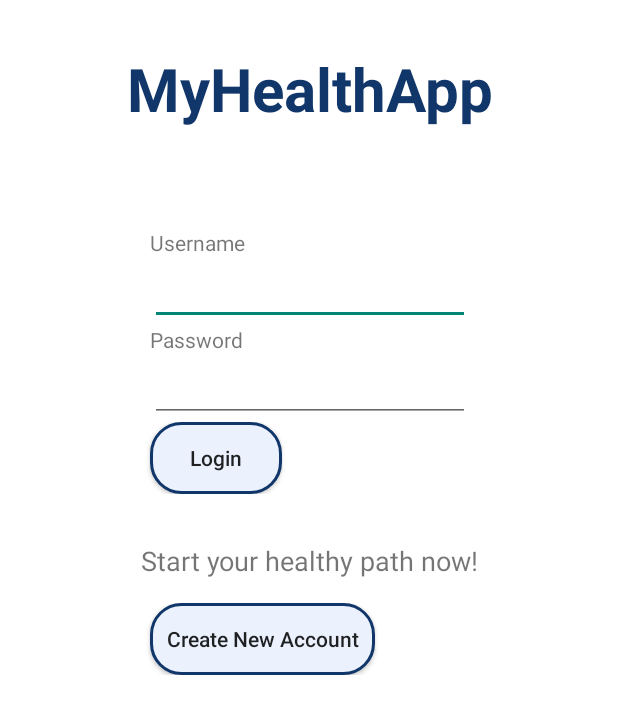
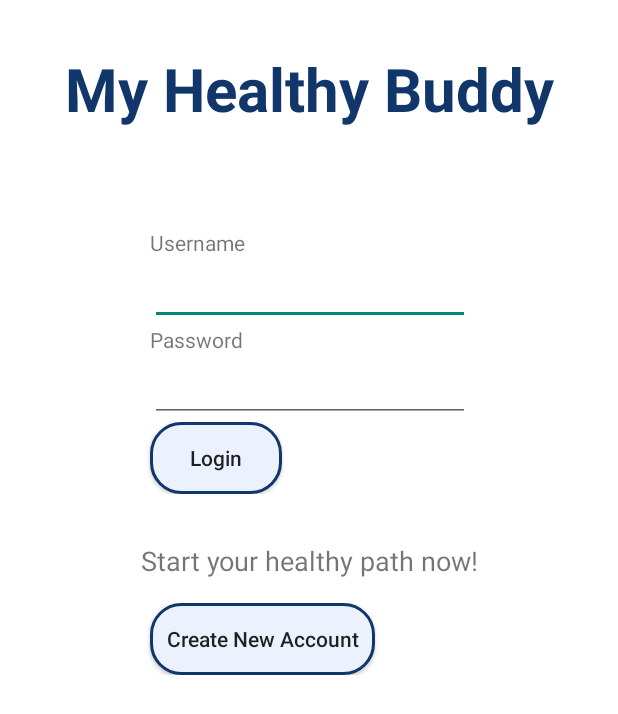
Before and after one commit to GDipSA-SA57-Group-6/MyHealthApp, an Android app: the screen it shows after launch (LoginPage), on a phone screen of 412 x 824 dp. Shown: the top 714 px of the screen. Run offline under Robolectric (Android 15) with nearby library versions, the phone set to English and light mode, and no system bars.

Commit message:
MyHealthyBuddy

```diff
--- a/app/src/main/res/layout/activity_login_page.xml
+++ b/app/src/main/res/layout/activity_login_page.xml
@@ -13,7 +13,7 @@
         android:layout_width="match_parent"
         android:layout_height="wrap_content"
         android:layout_marginTop="32dp"
-        android:text="MyHealthApp"
+        android:text="My Healthy Buddy"
         android:textSize="40sp"
         android:textStyle="bold"
         android:textColor="@color/titleColor"
```
